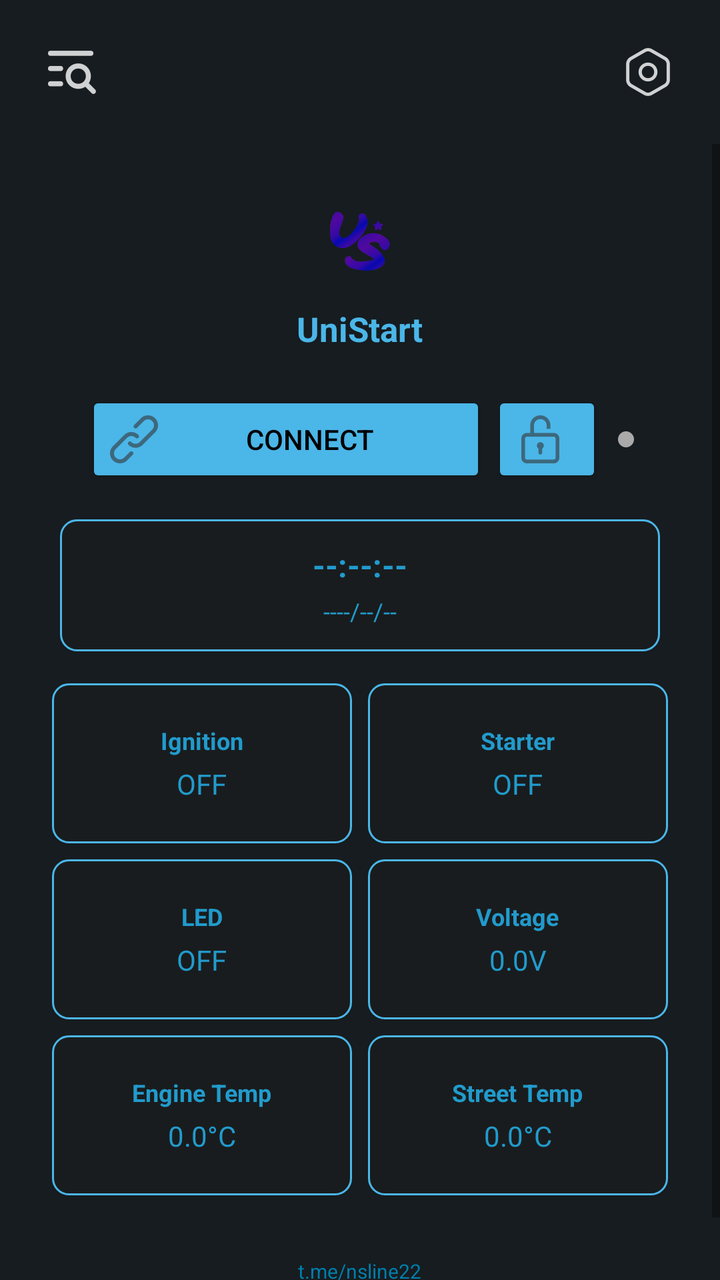
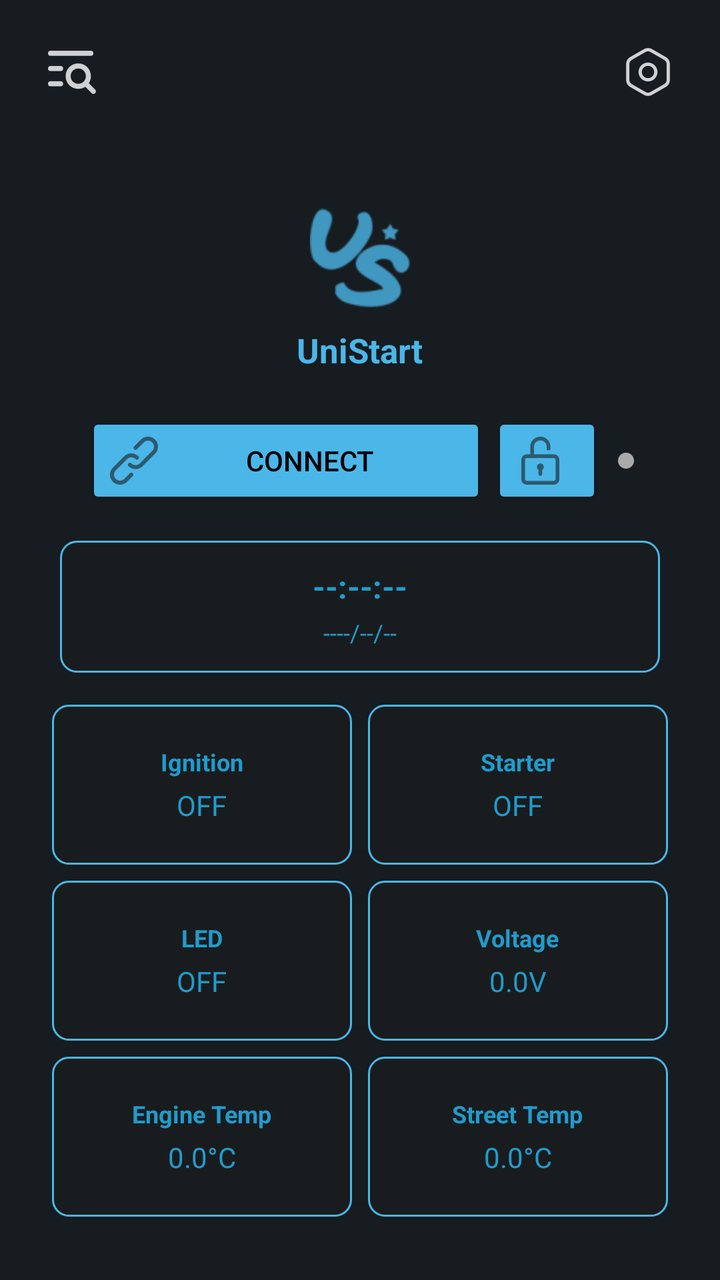

Two renders of the same Android screen: before a commit and after it. Below are the layout's source before the change and the commit's diff.
<!-- AndroidManifest.xml: application theme Theme.Nsline22 -->
<!-- res/layout/activity_main.xml -->
<?xml version="1.0" encoding="utf-8"?>
<LinearLayout xmlns:android="http://schemas.android.com/apk/res/android"
    xmlns:app="http://schemas.android.com/apk/res-auto"
    xmlns:tools="http://schemas.android.com/tools"
    android:layout_width="match_parent"
    android:layout_height="match_parent"
    android:background="@color/background_dark"
    android:orientation="vertical"
    tools:context=".MainActivity">

    
    <RelativeLayout
        android:layout_width="match_parent"
        android:layout_height="wrap_content"
        android:background="@color/background_dark"
        android:padding="16dp">

        <ImageButton
            android:id="@+id/settingsButton"
            android:layout_width="40dp"
            android:layout_height="40dp"
            android:layout_alignParentEnd="true"
            android:layout_centerVertical="true"
            android:background="?attr/selectableItemBackgroundBorderless"
            android:contentDescription="Settings"
            android:scaleType="centerInside"
            android:src="@drawable/ic_settings" />

        <ImageButton
            android:id="@+id/logsButton"
            android:layout_width="40dp"
            android:layout_height="40dp"
            android:layout_alignParentStart="true"
            android:layout_centerVertical="true"
            android:background="?attr/selectableItemBackgroundBorderless"
            android:contentDescription="Open Logs"
            android:scaleType="centerInside"
            android:src="@drawable/ic_visibility_off" />

    </RelativeLayout>

    
    <ScrollView
        android:layout_width="match_parent"
        android:layout_height="0dp"
        android:layout_weight="1"
        android:fillViewport="true">

        <LinearLayout
            android:layout_width="match_parent"
            android:layout_height="match_parent"
            android:orientation="vertical"
            android:gravity="center">

            <LinearLayout
                android:layout_width="wrap_content"
                android:layout_height="wrap_content"
                android:orientation="vertical"
                android:gravity="center_horizontal"
                android:padding="16dp">

                <ImageView
                    android:id="@+id/app_icon"
                    android:layout_width="65dp"
                    android:layout_height="65dp"
                    android:contentDescription="UniStart"
                    android:src="@mipmap/ic_launcher_foreground"
                    android:scaleType="fitCenter" />

                <TextView
                    android:id="@+id/headerText"
                    android:layout_width="wrap_content"
                    android:layout_height="wrap_content"
                    android:text="UniStart"
                    android:textColor="@color/material_dynamic_primary70"
                    android:textSize="17sp"
                    android:textStyle="bold"
                    android:layout_marginBottom="20dp" />

                
                <LinearLayout
                    android:layout_width="wrap_content"
                    android:layout_height="wrap_content"
                    android:orientation="horizontal"
                    android:gravity="center_vertical"
                    android:layout_marginBottom="16dp">

                    <Button
                        android:id="@+id/connectButton"
                        android:layout_width="200dp"
                        android:layout_height="wrap_content"
                        android:text="@string/connect"
                        android:backgroundTint="?attr/colorPrimary"
                        android:textColor="@color/black"
                        app:cornerRadius="12dp"
                        android:drawableLeft="@drawable/link" />

                    <Button
                        android:id="@+id/buttonU"
                        android:layout_width="55dp"
                        android:layout_height="wrap_content"
                        android:backgroundTint="?attr/colorPrimary"
                        android:drawableLeft="@drawable/un"
                        android:text=""
                        android:textColor="@color/black"
                        app:cornerRadius="12dp"
                        android:layout_marginStart="3dp"/>

                    <View
                        android:id="@+id/connectionIndicator"
                        android:layout_width="8dp"
                        android:layout_height="8dp"
                        android:layout_marginStart="8dp"
                        android:background="@drawable/connection_indicator" />

                </LinearLayout>

                
                <LinearLayout
                    android:layout_width="300dp"
                    android:layout_height="wrap_content"
                    android:orientation="vertical"
                    android:background="@drawable/output_background"
                    android:padding="12dp"
                    android:layout_marginBottom="16dp"
                    android:gravity="center">

                    <TextView
                        android:id="@+id/timeTextView"
                        android:layout_width="wrap_content"
                        android:layout_height="wrap_content"
                        android:text="--:--:--"
                        android:textColor="@color/material_dynamic_primary60"
                        android:textSize="16sp"
                        android:textStyle="bold" />

                    <TextView
                        android:id="@+id/dateTextView"
                        android:layout_width="wrap_content"
                        android:layout_height="wrap_content"
                        android:text="----/--/--"
                        android:textColor="@color/material_dynamic_primary60"
                        android:textSize="12sp"
                        android:layout_marginTop="4dp" />

                </LinearLayout>

                
                <LinearLayout
                    android:layout_width="wrap_content"
                    android:layout_height="wrap_content"
                    android:orientation="vertical"
                    android:gravity="center">

                    
                    <LinearLayout
                        android:layout_width="wrap_content"
                        android:layout_height="wrap_content"
                        android:orientation="horizontal"
                        android:layout_marginBottom="8dp"
                        android:gravity="center">

                        
                        <LinearLayout
                            android:id="@+id/ignitionContainer"
                            android:layout_width="150dp"
                            android:layout_height="80dp"
                            android:orientation="vertical"
                            android:background="@drawable/output_background"
                            android:padding="12dp"
                            android:layout_marginEnd="8dp"
                            android:gravity="center"
                            android:clickable="true"
                            android:focusable="true"
                            android:foreground="?attr/selectableItemBackground">

                            <TextView
                                android:layout_width="wrap_content"
                                android:layout_height="wrap_content"
                                android:text="Ignition"
                                android:textColor="@color/material_dynamic_primary60"
                                android:textSize="12sp"
                                android:textStyle="bold" />

                            <TextView
                                android:id="@+id/ignitionStatus"
                                android:layout_width="wrap_content"
                                android:layout_height="wrap_content"
                                android:text="OFF"
                                android:textColor="@color/material_dynamic_primary60"
                                android:textSize="14sp"
                                android:layout_marginTop="4dp" />

                        </LinearLayout>

                        
                        <LinearLayout
                            android:id="@+id/starterContainer"
                            android:layout_width="150dp"
                            android:layout_height="80dp"
                            android:orientation="vertical"
                            android:background="@drawable/output_background"
                            android:padding="12dp"
                            android:gravity="center"
                            android:clickable="true"
                            android:focusable="true"
                            android:foreground="?attr/selectableItemBackground">

                            <TextView
                                android:layout_width="wrap_content"
                                android:layout_height="wrap_content"
                                android:text="Starter"
                                android:textColor="@color/material_dynamic_primary60"
                                android:textSize="12sp"
                                android:textStyle="bold" />

                            <TextView
                                android:id="@+id/starterStatus"
                                android:layout_width="wrap_content"
                                android:layout_height="wrap_content"
                                android:text="OFF"
                                android:textColor="@color/material_dynamic_primary60"
                                android:textSize="14sp"
                                android:layout_marginTop="4dp" />

                        </LinearLayout>

                    </LinearLayout>

                    
                    <LinearLayout
                        android:layout_width="wrap_content"
                        android:layout_height="wrap_content"
                        android:orientation="horizontal"
                        android:layout_marginBottom="8dp"
                        android:gravity="center">

                        
                        <LinearLayout
                            android:id="@+id/ledContainer"
                            android:layout_width="150dp"
                            android:layout_height="80dp"
                            android:orientation="vertical"
                            android:background="@drawable/output_background"
                            android:padding="12dp"
                            android:layout_marginEnd="8dp"
                            android:gravity="center"
                            android:clickable="true"
                            android:focusable="true"
                            android:foreground="?attr/selectableItemBackground">

                            <TextView
                                android:layout_width="wrap_content"
                                android:layout_height="wrap_content"
                                android:text="LED"
                                android:textColor="@color/material_dynamic_primary60"
                                android:textSize="12sp"
                                android:textStyle="bold" />

                            <TextView
                                android:id="@+id/ledStatus"
                                android:layout_width="wrap_content"
                                android:layout_height="wrap_content"
                                android:text="OFF"
                                android:textColor="@color/material_dynamic_primary60"
                                android:textSize="14sp"
                                android:layout_marginTop="4dp" />

                        </LinearLayout>

                        
                        <LinearLayout
                            android:layout_width="150dp"
                            android:layout_height="80dp"
                            android:orientation="vertical"
                            android:background="@drawable/output_background"
                            android:padding="12dp"
                            android:gravity="center">

                            <TextView
                                android:layout_width="wrap_content"
                                android:layout_height="wrap_content"
                                android:text="Voltage"
                                android:textColor="@color/material_dynamic_primary60"
                                android:textSize="12sp"
                                android:textStyle="bold" />

                            <TextView
                                android:id="@+id/voltageStatus"
                                android:layout_width="wrap_content"
                                android:layout_height="wrap_content"
                                android:text="0.0V"
                                android:textColor="@color/material_dynamic_primary60"
                                android:textSize="14sp"
                                android:layout_marginTop="4dp" />

                        </LinearLayout>

                    </LinearLayout>

                    
                    <LinearLayout
                        android:layout_width="wrap_content"
                        android:layout_height="wrap_content"
                        android:orientation="horizontal"
                        android:gravity="center">

                        
                        <LinearLayout
                            android:layout_width="150dp"
                            android:layout_height="80dp"
                            android:orientation="vertical"
                            android:background="@drawable/output_background"
                            android:padding="12dp"
                            android:layout_marginEnd="8dp"
                            android:gravity="center">

                            <TextView
                                android:layout_width="wrap_content"
                                android:layout_height="wrap_content"
                                android:text="Engine Temp"
                                android:textColor="@color/material_dynamic_primary60"
                                android:textSize="12sp"
                                android:textStyle="bold" />

                            <TextView
                                android:id="@+id/engineTempStatus"
                                android:layout_width="wrap_content"
                                android:layout_height="wrap_content"
                                android:text="0.0°C"
                                android:textColor="@color/material_dynamic_primary60"
                                android:textSize="14sp"
                                android:layout_marginTop="4dp" />

                        </LinearLayout>

                        
                        <LinearLayout
                            android:layout_width="150dp"
                            android:layout_height="80dp"
                            android:orientation="vertical"
                            android:background="@drawable/output_background"
                            android:padding="12dp"
                            android:gravity="center">

                            <TextView
                                android:layout_width="wrap_content"
                                android:layout_height="wrap_content"
                                android:text="Street Temp"
                                android:textColor="@color/material_dynamic_primary60"
                                android:textSize="12sp"
                                android:textStyle="bold" />

                            <TextView
                                android:id="@+id/streetTempStatus"
                                android:layout_width="wrap_content"
                                android:layout_height="wrap_content"
                                android:text="0.0°C"
                                android:textColor="@color/material_dynamic_primary60"
                                android:textSize="14sp"
                                android:layout_marginTop="4dp" />

                        </LinearLayout>

                    </LinearLayout>

                </LinearLayout>

                <TextView
                    android:id="@+id/signlink"
                    android:layout_width="wrap_content"
                    android:layout_height="wrap_content"
                    android:layout_marginTop="16dp"
                    android:text="t.me/nsline22"
                    android:autoLink="web"
                    android:linksClickable="true"
                    android:textColorLink="@color/material_dynamic_primary50"
                    android:textSize="10sp"
                    android:padding="15dp" />

            </LinearLayout>

        </LinearLayout>

    </ScrollView>

</LinearLayout>
<!-- resources referenced by this layout -->
<resources>
  <color name="background_dark">@color/material_dynamic_neutral_variant10</color>
  <color name="black">#FF000000</color>
  <!-- drawable connection_indicator (drawable) -->
  <shape xmlns:android="http://schemas.android.com/apk/res/android"
      android:shape="oval">
      <solid android:color="@android:color/darker_gray" />
      <size
          android:width="16dp"
          android:height="16dp" />
  </shape>
  <!-- drawable ic_settings: png bitmap (drawable-hdpi, 670 bytes) -->
  <!-- drawable ic_visibility_off: png bitmap (drawable-hdpi, 684 bytes) -->
  <!-- drawable link: png bitmap (drawable-hdpi, 674 bytes) -->
  <!-- drawable output_background (drawable) -->
  <shape xmlns:android="http://schemas.android.com/apk/res/android">
      <solid android:color="@color/material_dynamic_neutral10" />
      <stroke android:width="1dp" android:color="?attr/colorPrimary" />
      <corners android:radius="8dp" />
  </shape>
  <!-- drawable un: png bitmap (drawable-hdpi, 617 bytes) -->
  <!-- mipmap ic_launcher_foreground (drawable) -->
  <vector xmlns:android="http://schemas.android.com/apk/res/android"
      xmlns:aapt="http://schemas.android.com/aapt"
      android:width="108dp"
      android:height="108dp"
      android:viewportWidth="108"
      android:viewportHeight="108">
      <path android:pathData="M31,63.928c0,0 6.4,-11 12.1,-13.1c7.2,-2.6 26,-1.4 26,-1.4l38.1,38.1L107,108.928l-32,-1L31,63.928z">
          <aapt:attr name="android:fillColor">
              <gradient
                  android:endX="85.84757"
                  android:endY="92.4963"
                  android:startX="42.9492"
                  android:startY="49.59793"
                  android:type="linear">
                  <item
                      android:color="#44000000"
                      android:offset="0.0" />
                  <item
                      android:color="#00000000"
                      android:offset="1.0" />
              </gradient>
          </aapt:attr>
      </path>
      <path
          android:fillColor="#FFFFFF"
          android:fillType="nonZero"
          android:pathData="M65.3,45.828l3.8,-6.6c0.2,-0.4 0.1,-0.9 -0.3,-1.1c-0.4,-0.2 -0.9,-0.1 -1.1,0.3l-3.9,6.7c-6.3,-2.8 -13.4,-2.8 -19.7,0l-3.9,-6.7c-0.2,-0.4 -0.7,-0.5 -1.1,-0.3C38.8,38.328 38.7,38.828 38.9,39.228l3.8,6.6C36.2,49.428 31.7,56.028 31,63.928h46C76.3,56.028 71.8,49.428 65.3,45.828zM43.4,57.328c-0.8,0 -1.5,-0.5 -1.8,-1.2c-0.3,-0.7 -0.1,-1.5 0.4,-2.1c0.5,-0.5 1.4,-0.7 2.1,-0.4c0.7,0.3 1.2,1 1.2,1.8C45.3,56.528 44.5,57.328 43.4,57.328L43.4,57.328zM64.6,57.328c-0.8,0 -1.5,-0.5 -1.8,-1.2s-0.1,-1.5 0.4,-2.1c0.5,-0.5 1.4,-0.7 2.1,-0.4c0.7,0.3 1.2,1 1.2,1.8C66.5,56.528 65.6,57.328 64.6,57.328L64.6,57.328z"
          android:strokeWidth="1"
          android:strokeColor="#00000000" />
  </vector>
  <string name="connect">Connect</string>
  <style name="Theme.Nsline22" parent="Theme.MaterialComponents.DayNight.NoActionBar">
          <item name="android:windowBackground">@color/material_dynamic_neutral_variant10</item>
          <item name="colorPrimary">@color/material_dynamic_primary70</item>
          <item name="editTextStyle">@style/EditTextStyle</item>
          <item name="android:statusBarColor">@color/material_dynamic_neutral_variant10</item>
          <item name="android:navigationBarColor">@color/material_dynamic_neutral_variant10</item>
      </style>
  <style name="EditTextStyle" parent="Widget.MaterialComponents.TextInputLayout.OutlinedBox">
          <item name="boxStrokeColor">@color/material_dynamic_primary70</item>
          <item name="android:textColorHint">@color/material_dynamic_primary70</item>
          <item name="android:textColor">@color/white</item>
          <item name="android:paddingStart">12dp</item>
          <item name="android:paddingEnd">12dp</item>
          <item name="android:paddingTop">8dp</item>
          <item name="android:paddingBottom">8dp</item>
      </style>
  <color name="white">#FFFFFFFF</color>
</resources>

<!-- the commit's change to res/layout/activity_main.xml (unified diff, before → after) -->
@@ -61,11 +61,13 @@
 
                 <ImageView
                     android:id="@+id/app_icon"
-                    android:layout_width="65dp"
-                    android:layout_height="65dp"
+                    android:layout_width="50dp"
+                    android:layout_height="50dp"
                     android:contentDescription="UniStart"
-                    android:src="@mipmap/ic_launcher_foreground"
-                    android:scaleType="fitCenter" />
+                    android:src="@drawable/ic_appic"
+                    android:scaleType="fitCenter"
+                    android:tint="?attr/colorPrimary"
+                    android:layout_marginBottom="10dp"/>
 
                 <TextView
                     android:id="@+id/headerText"
@@ -93,7 +95,8 @@
                         android:backgroundTint="?attr/colorPrimary"
                         android:textColor="@color/black"
                         app:cornerRadius="12dp"
-                        android:drawableLeft="@drawable/link" />
+                        android:drawableLeft="@drawable/link"
+                        android:drawableTint="@color/material_dynamic_neutral10" />
 
                     <Button
                         android:id="@+id/buttonU"
@@ -104,7 +107,8 @@
                         android:text=""
                         android:textColor="@color/black"
                         app:cornerRadius="12dp"
-                        android:layout_marginStart="3dp"/>
+                        android:layout_marginStart="3dp"
+                        android:drawableTint="@color/material_dynamic_neutral10" />
 
                     <View
                         android:id="@+id/connectionIndicator"
@@ -366,18 +370,6 @@
 
                 </LinearLayout>
 
-                <TextView
-                    android:id="@+id/signlink"
-                    android:layout_width="wrap_content"
-                    android:layout_height="wrap_content"
-                    android:layout_marginTop="16dp"
-                    android:text="t.me/nsline22"
-                    android:autoLink="web"
-                    android:linksClickable="true"
-                    android:textColorLink="@color/material_dynamic_primary50"
-                    android:textSize="10sp"
-                    android:padding="15dp" />
-
             </LinearLayout>
 
         </LinearLayout>
<!-- resource entries referenced after the edit -->
@@ -10,6 +10,7 @@
           android:width="16dp"
           android:height="16dp" />
   </shape>
+  <!-- drawable ic_appic: png bitmap (drawable-hdpi, 1055 bytes) -->
   <!-- drawable ic_settings: png bitmap (drawable-hdpi, 670 bytes) -->
   <!-- drawable ic_visibility_off: png bitmap (drawable-hdpi, 684 bytes) -->
   <!-- drawable link: png bitmap (drawable-hdpi, 674 bytes) -->
@@ -20,37 +21,6 @@
       <corners android:radius="8dp" />
   </shape>
   <!-- drawable un: png bitmap (drawable-hdpi, 617 bytes) -->
-  <!-- mipmap ic_launcher_foreground (drawable) -->
-  <vector xmlns:android="http://schemas.android.com/apk/res/android"
-      xmlns:aapt="http://schemas.android.com/aapt"
-      android:width="108dp"
-      android:height="108dp"
-      android:viewportWidth="108"
-      android:viewportHeight="108">
-      <path android:pathData="M31,63.928c0,0 6.4,-11 12.1,-13.1c7.2,-2.6 26,-1.4 26,-1.4l38.1,38.1L107,108.928l-32,-1L31,63.928z">
-          <aapt:attr name="android:fillColor">
-              <gradient
-                  android:endX="85.84757"
-                  android:endY="92.4963"
-                  android:startX="42.9492"
-                  android:startY="49.59793"
-                  android:type="linear">
-                  <item
-                      android:color="#44000000"
-                      android:offset="0.0" />
-                  <item
-                      android:color="#00000000"
-                      android:offset="1.0" />
-              </gradient>
-          </aapt:attr>
-      </path>
-      <path
-          android:fillColor="#FFFFFF"
-          android:fillType="nonZero"
-          android:pathData="M65.3,45.828l3.8,-6.6c0.2,-0.4 0.1,-0.9 -0.3,-1.1c-0.4,-0.2 -0.9,-0.1 -1.1,0.3l-3.9,6.7c-6.3,-2.8 -13.4,-2.8 -19.7,0l-3.9,-6.7c-0.2,-0.4 -0.7,-0.5 -1.1,-0.3C38.8,38.328 38.7,38.828 38.9,39.228l3.8,6.6C36.2,49.428 31.7,56.028 31,63.928h46C76.3,56.028 71.8,49.428 65.3,45.828zM43.4,57.328c-0.8,0 -1.5,-0.5 -1.8,-1.2c-0.3,-0.7 -0.1,-1.5 0.4,-2.1c0.5,-0.5 1.4,-0.7 2.1,-0.4c0.7,0.3 1.2,1 1.2,1.8C45.3,56.528 44.5,57.328 43.4,57.328L43.4,57.328zM64.6,57.328c-0.8,0 -1.5,-0.5 -1.8,-1.2s-0.1,-1.5 0.4,-2.1c0.5,-0.5 1.4,-0.7 2.1,-0.4c0.7,0.3 1.2,1 1.2,1.8C66.5,56.528 65.6,57.328 64.6,57.328L64.6,57.328z"
-          android:strokeWidth="1"
-          android:strokeColor="#00000000" />
-  </vector>
   <string name="connect">Connect</string>
   <style name="Theme.Nsline22" parent="Theme.MaterialComponents.DayNight.NoActionBar">
           <item name="android:windowBackground">@color/material_dynamic_neutral_variant10</item>
